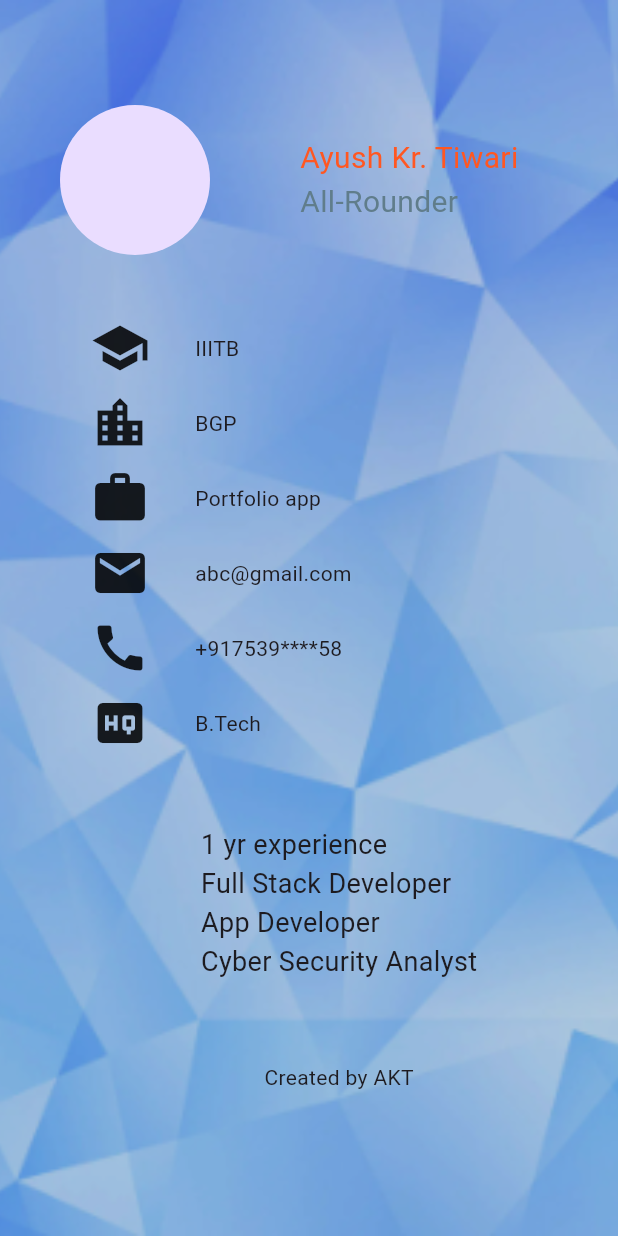
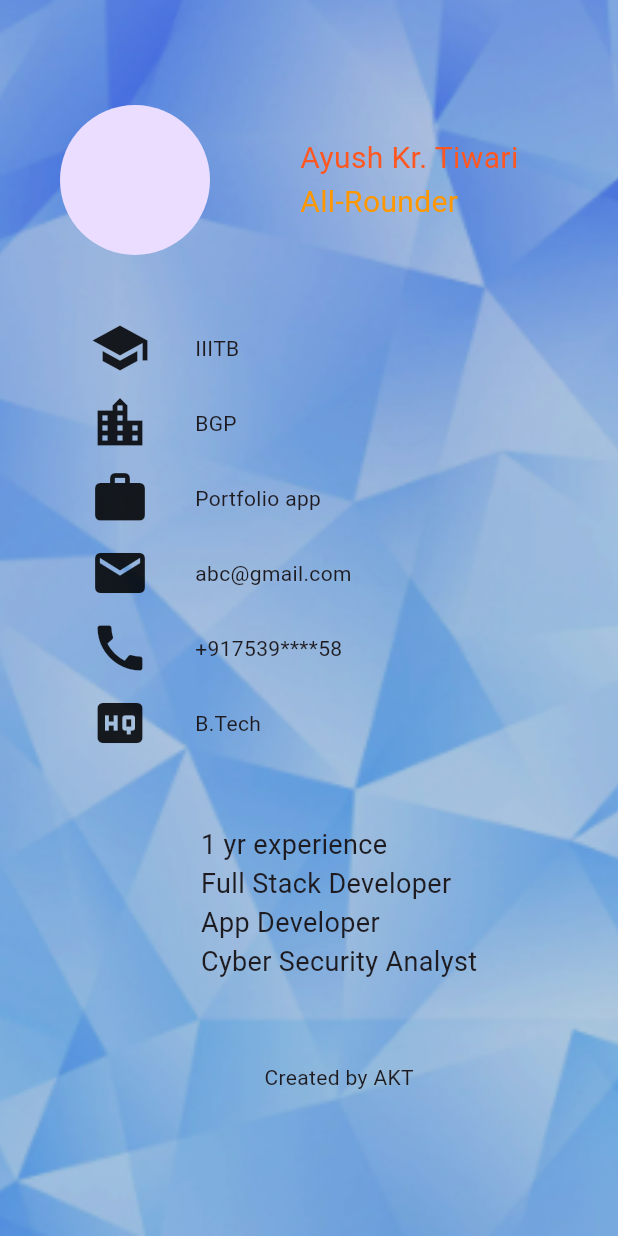
Before and after one commit to ayushkrtiwari/Portfolio_app, a Flutter app: the screen it shows after launch, on a phone screen of 412 x 824 dp. Run offline on Flutter 3.47's test engine with Material 3 defaults, Android fonts, the phone set to English and light mode, and no system bars.

Commit message:
color change:blueGrey to orange

```diff
--- a/lib/main.dart
+++ b/lib/main.dart
@@ -32,7 +32,7 @@ class Home extends StatelessWidget {
                   crossAxisAlignment: CrossAxisAlignment.start,
                     children:<Widget>[
                       Text("Ayush Kr. Tiwari",style:TextStyle(color:Colors.deepOrange,fontSize: 20, )),
-                      Text("All-Rounder",style:TextStyle(color:Colors.blueGrey,fontSize: 20))
+                      Text("All-Rounder",style:TextStyle(color:Colors.orange,fontSize: 20))
                     ]
                   ),
               ],
```
